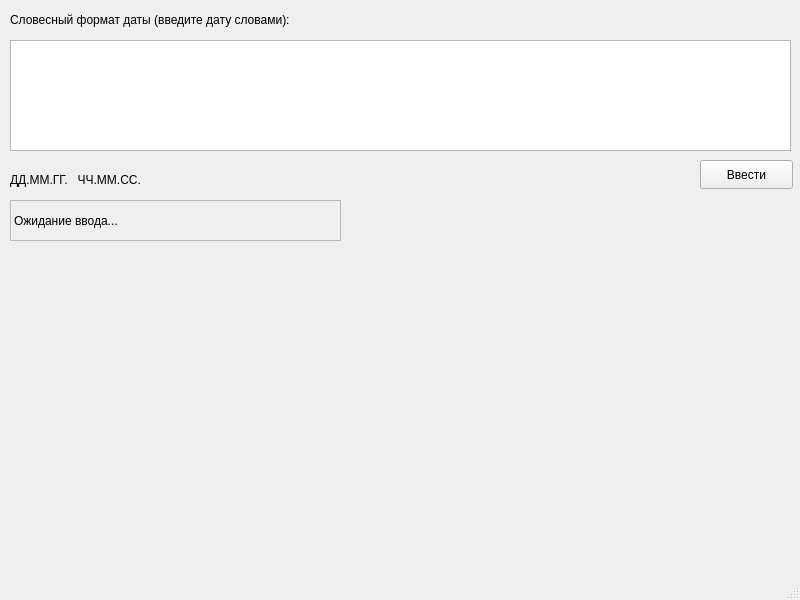
First picture: the form in formatslovestny.ui, repository Gerestal/Salvador-Dali, before the edit.
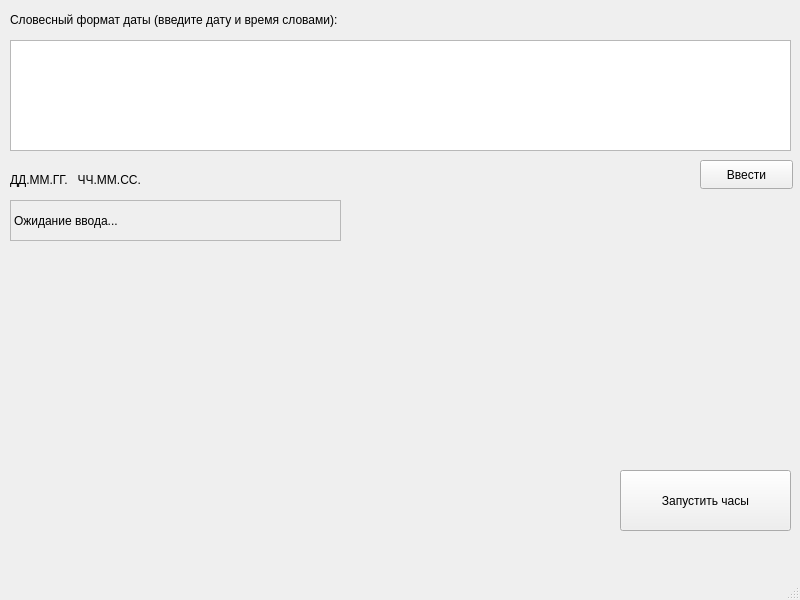
Second picture: the form after the edit.

Commit message: buttons, signals

```diff
--- a/formatslovestny.ui
+++ b/formatslovestny.ui
@@ -31,12 +31,12 @@
      <rect>
       <x>10</x>
       <y>10</y>
-      <width>351</width>
+      <width>451</width>
       <height>20</height>
      </rect>
     </property>
     <property name="text">
-     <string>Словесный формат даты (введите дату словами):</string>
+     <string>Словесный формат даты (введите дату и время словами):</string>
     </property>
    </widget>
    <widget class="QLabel" name="label_2">
@@ -104,6 +104,19 @@
      <string>Ввести</string>
     </property>
    </widget>
+   <widget class="QPushButton" name="start_clocky">
+    <property name="geometry">
+     <rect>
+      <x>620</x>
+      <y>470</y>
+      <width>171</width>
+      <height>61</height>
+     </rect>
+    </property>
+    <property name="text">
+     <string>Запустить часы</string>
+    </property>
+   </widget>
   </widget>
   <widget class="QMenuBar" name="menubar">
    <property name="geometry">
```
The commit also changes 15 other files.
